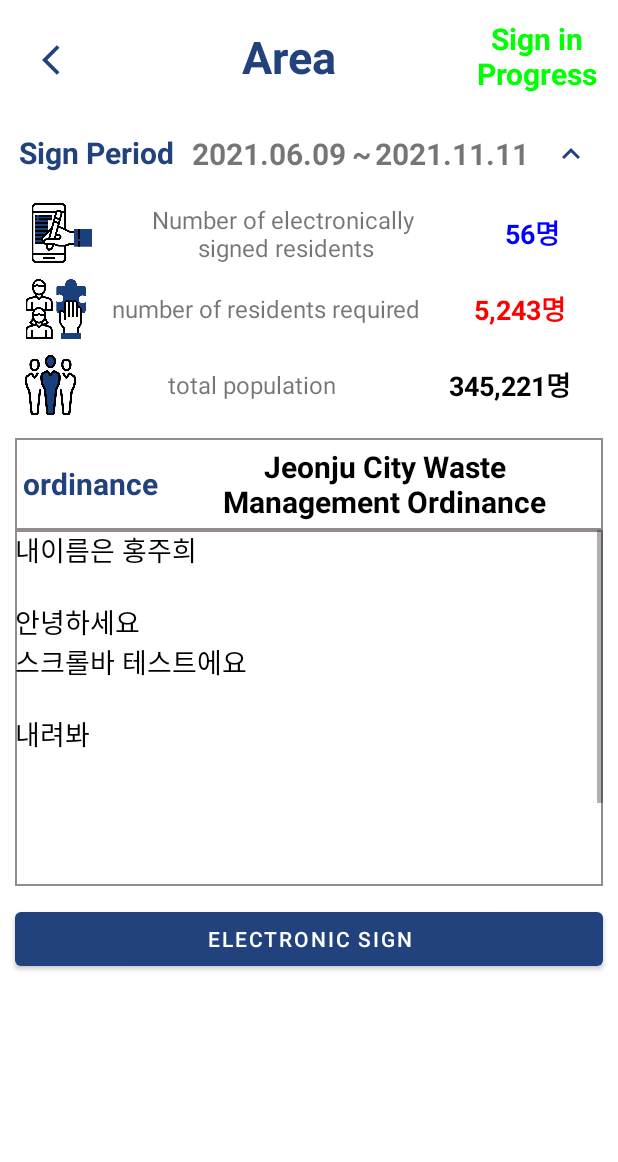
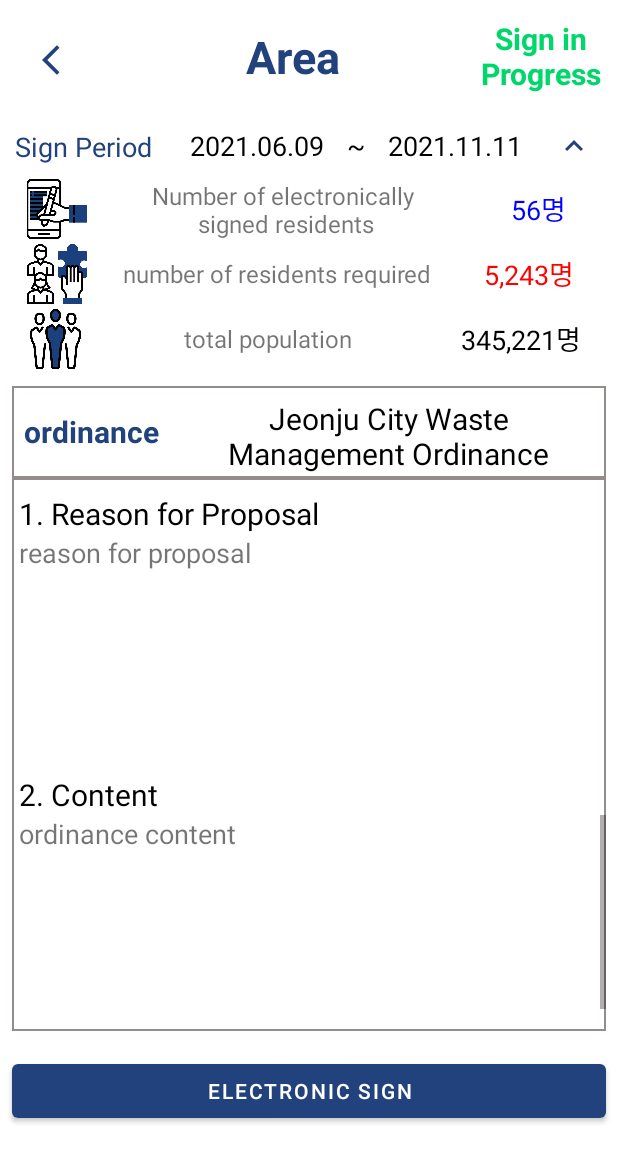
Before and after one commit to saemmilee/Garim, an Android app: the SignActivity screen opened directly, with no data from a screen before it, after a tap on an icon or button, on a phone screen of 412 x 824 dp. Shown: the top 1162 px of the screen. Run offline under Robolectric (Android 15) with nearby library versions, the phone set to English and light mode, and no system bars; our stand-ins replace Firebase (no records; nobody signed in at launch, a user with empty details on screens opened directly); 1 statement that could not run was skipped.

Commit message:
0826_layout_수정

```diff
--- a/app/src/main/res/layout/activity_applicationstatus.xml
+++ b/app/src/main/res/layout/activity_applicationstatus.xml
@@ -19,7 +19,7 @@
 
             <ImageButton
                 android:id="@+id/btnBack"
-                android:layout_width="80dp"
+                android:layout_width="70dp"
                 android:layout_height="80dp"
                 android:background="@android:color/transparent"
                 app:srcCompat="@drawable/ic_baseline_arrow_back_ios_24" />
@@ -32,7 +32,7 @@
                 android:gravity="center_horizontal"
                 android:text="Application Status"
                 android:textColor="@color/navy"
-                android:textSize="30sp"
+                android:textSize="26sp"
                 android:textStyle="bold" />
 
         </RelativeLayout>
--- a/app/src/main/res/layout/activity_electronicsignature.xml
+++ b/app/src/main/res/layout/activity_electronicsignature.xml
@@ -19,7 +19,7 @@
 
             <ImageButton
                 android:id="@+id/btnBack"
-                android:layout_width="80dp"
+                android:layout_width="70dp"
                 android:layout_height="80dp"
                 app:srcCompat="@drawable/ic_baseline_arrow_back_ios_24"
                 android:background="@android:color/transparent"
@@ -28,10 +28,10 @@
             <TextView
                 android:layout_width="match_parent"
                 android:layout_height="wrap_content"
-                android:text="Electronic Signature"
+                android:text="  Electronic Signature"
                 android:layout_marginTop="20dp"
                 android:layout_marginBottom="20dp"
-                android:textSize="30sp"
+                android:textSize="26sp"
                 android:textStyle="bold"
                 android:textColor="@color/navy"
                 android:gravity="center_horizontal"
--- a/app/src/main/res/layout/activity_register_fido.xml
+++ b/app/src/main/res/layout/activity_register_fido.xml
@@ -61,7 +61,7 @@
         android:layout_width="wrap_content"
         android:layout_height="wrap_content"
         android:text="You're eligible for a simpler sign in!"
-        android:textSize="23dp"
+        android:textSize="22dp"
         android:textStyle="bold"
         app:layout_constraintBottom_toTopOf="@+id/textView2"
         app:layout_constraintEnd_toEndOf="parent"
--- a/app/src/main/res/layout/activity_signature_fido.xml
+++ b/app/src/main/res/layout/activity_signature_fido.xml
@@ -12,7 +12,7 @@
         android:layout_height="wrap_content"
         android:text="Electronic Signature"
         android:textColor="#21427d"
-        android:textSize="40dp"
+        android:textSize="30dp"
         android:textStyle="bold"
         app:layout_constraintBottom_toBottomOf="parent"
         app:layout_constraintEnd_toEndOf="parent"
@@ -121,7 +121,7 @@
 
     <TextView
         android:id="@+id/textView3"
-        android:layout_width="207dp"
+        android:layout_width="210dp"
         android:layout_height="37dp"
         android:text="FIDO Authentication"
         android:textSize="23dp"
--- a/app/src/main/res/layout/activity_signature_finish.xml
+++ b/app/src/main/res/layout/activity_signature_finish.xml
@@ -12,7 +12,7 @@
         android:layout_height="wrap_content"
         android:text="Electronic Signature"
         android:textColor="#21427d"
-        android:textSize="40dp"
+        android:textSize="30dp"
         android:textStyle="bold"
         app:layout_constraintBottom_toBottomOf="parent"
         app:layout_constraintEnd_toEndOf="parent"
--- a/app/src/main/res/layout/activity_signinfo.xml
+++ b/app/src/main/res/layout/activity_signinfo.xml
@@ -20,7 +20,7 @@
 
         <TextView
             android:id="@+id/txtArea"
-            android:layout_width="224dp"
+            android:layout_width="230dp"
             android:layout_height="match_parent"
             android:gravity="center"
             android:text="Area"
@@ -31,13 +31,13 @@
 
         <TextView
             android:id="@+id/txtState"
-            android:layout_width="125dp"
+            android:layout_width="50dp"
             android:layout_height="match_parent"
             android:layout_weight="1"
             android:gravity="center"
             android:text="Sign in Progress"
             android:textAlignment="center"
-            android:textColor="#00FF00"
+            android:textColor="#00d76b"
             android:textSize="20dp"
             android:textStyle="bold" />
     </LinearLayout>
@@ -45,19 +45,17 @@
     <LinearLayout
         android:layout_width="match_parent"
         android:layout_height="wrap_content"
-        android:layout_margin="5dp"
         android:orientation="horizontal">
 
         <TextView
             android:id="@+id/txtPeriod"
-            android:layout_width="wrap_content"
+            android:layout_width="112dp"
             android:layout_height="match_parent"
             android:layout_weight="1"
-            android:padding="7dp"
+            android:padding="10dp"
             android:text="Sign Period"
             android:textColor="@color/navy"
-            android:textSize="20dp"
-            android:textStyle="bold" />
+            android:textSize="18dp" />
 
         <TextView
             android:id="@+id/txtStart"
@@ -67,8 +65,8 @@
             android:gravity="center"
             android:text="2021.06.09"
             android:textAlignment="center"
-            android:textSize="20dp"
-            android:textStyle="bold" />
+            android:textColor="@color/black"
+            android:textSize="18dp" />
 
         <TextView
             android:id="@+id/textView"
@@ -76,10 +74,10 @@
             android:layout_height="match_parent"
             android:layout_weight="1"
             android:gravity="center"
-            android:text="~"
+            android:text=" ~ "
             android:textAlignment="center"
-            android:textSize="20dp"
-            android:textStyle="bold" />
+            android:textColor="@color/black"
+            android:textSize="18dp" />
 
         <TextView
             android:id="@+id/txtEnd"
@@ -89,16 +87,16 @@
             android:gravity="center"
             android:text="2021.11.11"
             android:textAlignment="center"
-            android:textSize="20dp"
-            android:textStyle="bold" />
+            android:textColor="@color/black"
+            android:textSize="18dp" />
 
         <ImageButton
-            android:id="@+id/imageButton3"
+            android:id="@+id/btnSignInfo"
             android:layout_width="wrap_content"
             android:layout_height="wrap_content"
             android:layout_weight="1"
             android:backgroundTint="#FFFFFF"
-            android:onClick="onClickSign"
+            android:onClick="onClickSigninfo"
             app:srcCompat="@drawable/ic_baseline_keyboard_arrow_up_24" />
 
     </LinearLayout>
@@ -111,7 +109,7 @@
         <LinearLayout
             android:layout_width="match_parent"
             android:layout_height="40dp"
-            android:layout_margin="5dp"
+            android:layout_marginBottom="3dp"
             android:orientation="horizontal">
 
             <ImageView
@@ -140,19 +138,18 @@
                 android:text="56명"
                 android:textAlignment="center"
                 android:textColor="#0000FF"
-                android:textSize="18dp"
-                android:textStyle="bold" />
+                android:textSize="18dp" />
         </LinearLayout>
 
         <LinearLayout
             android:layout_width="match_parent"
             android:layout_height="40dp"
-            android:layout_margin="5dp"
+            android:layout_marginBottom="3dp"
             android:orientation="horizontal">
 
             <ImageView
                 android:id="@+id/imgNeed"
-                android:layout_width="5dp"
+                android:layout_width="18dp"
                 android:layout_height="wrap_content"
                 android:layout_weight="1"
                 app:srcCompat="@drawable/need" />
@@ -176,20 +173,19 @@
                 android:text="5,243명"
                 android:textAlignment="center"
                 android:textColor="#FF0000"
-                android:textSize="18dp"
-                android:textStyle="bold" />
+                android:textSize="18dp" />
         </LinearLayout>
 
         <LinearLayout
             android:layout_width="match_parent"
             android:layout_height="40dp"
-            android:layout_margin="5dp"
+            android:layout_marginBottom="3dp"
             android:layout_weight="1"
             android:orientation="horizontal">
 
             <ImageView
                 android:id="@+id/imgTotal"
-                android:layout_width="5dp"
+                android:layout_width="25dp"
                 android:layout_height="wrap_content"
                 android:layout_weight="1"
                 app:srcCompat="@drawable/total" />
@@ -213,8 +209,7 @@
                 android:text="345,221명"
                 android:textAlignment="center"
                 android:textColor="#000000"
-                android:textSize="18dp"
-                android:textStyle="bold" />
+                android:textSize="18dp" />
 
         </LinearLayout>
 
@@ -222,12 +217,13 @@
 
     <LinearLayout
         android:layout_width="match_parent"
-        android:layout_height="300dp"
-        android:layout_margin="10dp"
+        android:layout_height="430dp"
+        android:layout_margin="8dp"
+        android:layout_marginTop="0dp"
         android:orientation="vertical">
 
         <LinearLayout
-            android:layout_width="wrap_content"
+            android:layout_width="match_parent"
             android:layout_height="wrap_content"
             android:background="@drawable/edge"
             android:orientation="horizontal">
@@ -237,7 +233,7 @@
                 android:layout_width="wrap_content"
                 android:layout_height="match_parent"
                 android:gravity="center"
-                android:padding="5dp"
+                android:padding="8dp"
                 android:text="ordinance"
                 android:textAlignment="center"
                 android:textColor="@color/navy"
@@ -251,34 +247,83 @@
                 android:layout_weight="1"
                 android:gravity="center"
                 android:padding="5dp"
-                android:textColor="@color/black"
                 android:text="Jeonju City Waste Management Ordinance"
                 android:textAlignment="center"
-                android:textSize="20dp"
-                android:textStyle="bold" />
+                android:textColor="@color/black"
+                android:textSize="20dp" />
         </LinearLayout>
 
-        <ScrollView
+        <LinearLayout
             android:layout_width="match_parent"
-            android:layout_height="237dp"
-            android:background="@drawable/edge">
+            android:layout_height="match_parent"
+            android:background="@drawable/edge"
+            android:orientation="vertical">
 
             <TextView
-                android:id="@+id/txtContent"
                 android:layout_width="match_parent"
                 android:layout_height="wrap_content"
+                android:layout_marginTop="10dp"
+                android:text=" 1. Reason for Proposal"
                 android:textColor="@color/black"
-                android:text="내이름은 홍주희\n\n안녕하세요\n스크롤바 테스트에요\n\n내려봐\n\n\n\n\n굿굿\n\n성공❤"
-                android:textSize="18dp" />
-        </ScrollView>
+                android:textSize="20sp" />
+
+            <ScrollView
+                android:layout_width="match_parent"
+                android:layout_height="wrap_content">
+
+                <LinearLayout
+                    android:layout_width="match_parent"
+                    android:layout_height="wrap_content"
+                    android:orientation="vertical">
+
+                    <TextView
+                        android:id="@+id/txtReason"
+                        android:layout_width="match_parent"
+                        android:layout_height="150dp"
+                        android:layout_marginBottom="10dp"
+                        android:scrollbars="vertical"
+                        android:text=" reason for proposal"
+                        android:textSize="18dp" />
+                </LinearLayout>
+            </ScrollView>
+
+            <TextView
+                android:layout_width="match_parent"
+                android:layout_height="wrap_content"
+                android:text=" 2. Content"
+                android:textColor="@color/black"
+                android:textSize="20sp" />
+
+            <ScrollView
+                android:layout_width="match_parent"
+                android:layout_height="match_parent">
+
+                <LinearLayout
+                    android:layout_width="match_parent"
+                    android:layout_height="wrap_content"
+                    android:orientation="vertical">
+
+                    <TextView
+                        android:id="@+id/txtContent"
+                        android:layout_width="match_parent"
+                        android:layout_height="150dp"
+                        android:layout_marginBottom="10dp"
+                        android:scrollbars="vertical"
+                        android:text=" ordinance content"
+                        android:textSize="18dp" />
+                </LinearLayout>
+            </ScrollView>
+
+        </LinearLayout>
+
     </LinearLayout>
 
     <Button
         android:id="@+id/button"
         android:layout_width="match_parent"
         android:layout_height="wrap_content"
-        android:layout_marginLeft="10dp"
-        android:layout_marginRight="10dp"
+        android:layout_margin="8dp"
+        android:layout_marginTop="0dp"
         android:text="Electronic Sign" />
 
 </LinearLayout>
--- a/app/src/main/res/layout/activity_write_fido.xml
+++ b/app/src/main/res/layout/activity_write_fido.xml
@@ -12,7 +12,7 @@
         android:layout_height="wrap_content"
         android:text="Writing an Ordinance"
         android:textColor="#21427d"
-        android:textSize="40dp"
+        android:textSize="30dp"
         android:textStyle="bold"
         app:layout_constraintBottom_toBottomOf="parent"
         app:layout_constraintEnd_toEndOf="parent"
--- a/app/src/main/res/layout/activity_write_finish.xml
+++ b/app/src/main/res/layout/activity_write_finish.xml
@@ -12,7 +12,7 @@
         android:layout_height="wrap_content"
         android:text="Writing an Ordinance"
         android:textColor="#21427d"
-        android:textSize="40dp"
+        android:textSize="30dp"
         android:textStyle="bold"
         app:layout_constraintBottom_toBottomOf="parent"
         app:layout_constraintEnd_toEndOf="parent"
--- a/app/src/main/res/layout/fragment_mypage.xml
+++ b/app/src/main/res/layout/fragment_mypage.xml
@@ -16,7 +16,7 @@
             android:layout_width="match_parent"
             android:layout_height="wrap_content"
             android:text="MY PAGE"
-            android:textSize="30sp"
+            android:textSize="40sp"
             android:textColor="@color/navy"
             android:layout_marginTop="20dp"
             android:layout_marginBottom="20dp"
```
Also changed, not shown: app/src/main/res/layout/activity_login.xml (+36 -35 lines), app/src/main/res/layout/activity_sign.xml (+47 -25 lines), app/src/main/res/layout/activity_signature_residence.xml (+32 -33 lines), app/src/main/res/layout/activity_write_residence.xml (+47 -46 lines), app/src/main/res/layout/fragment_apply.xml (+29 -24 lines).
